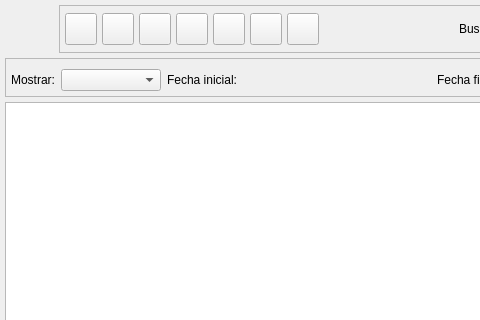
Above: bulmages/bulmafact/src/pedidosproveedorlistbase.ui from eboladev/Bulmages-1 before the change; both pictures show x 0 to 480 and y 0 to 320 of the 666 by 518 pixel window. Below: the same form after it.
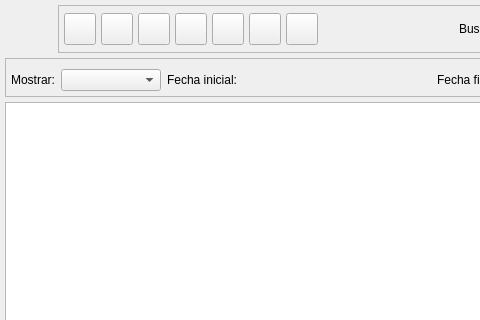
That is the form after the change. Icons and pictures are not drawn. Custom widgets are drawn as their Qt base class.

Diff of the .ui file:
```diff
--- a/bulmages/bulmafact/src/pedidosproveedorlistbase.ui
+++ b/bulmages/bulmafact/src/pedidosproveedorlistbase.ui
@@ -32,7 +32,7 @@
       <number>0</number>
      </property>
      <property name="spacing" >
-      <number>6</number>
+      <number>5</number>
      </property>
      <item>
       <widget class="QLabel" name="label1" >
```
